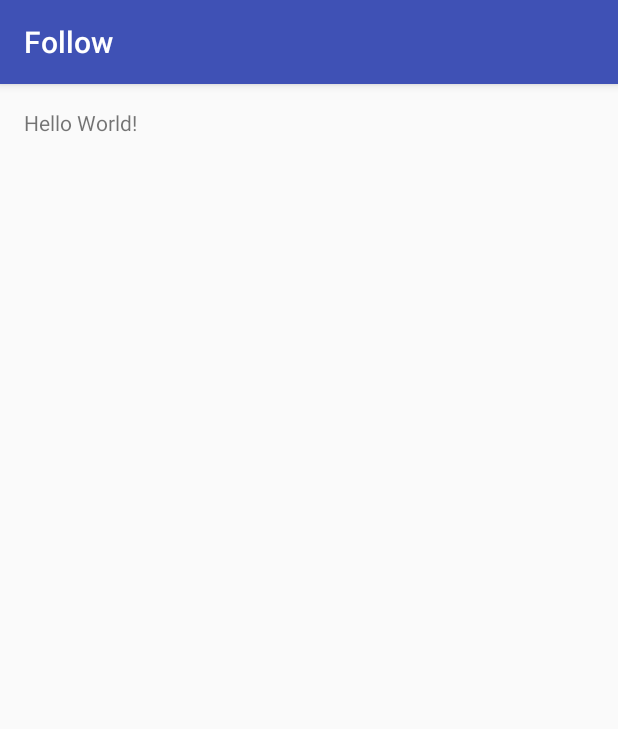
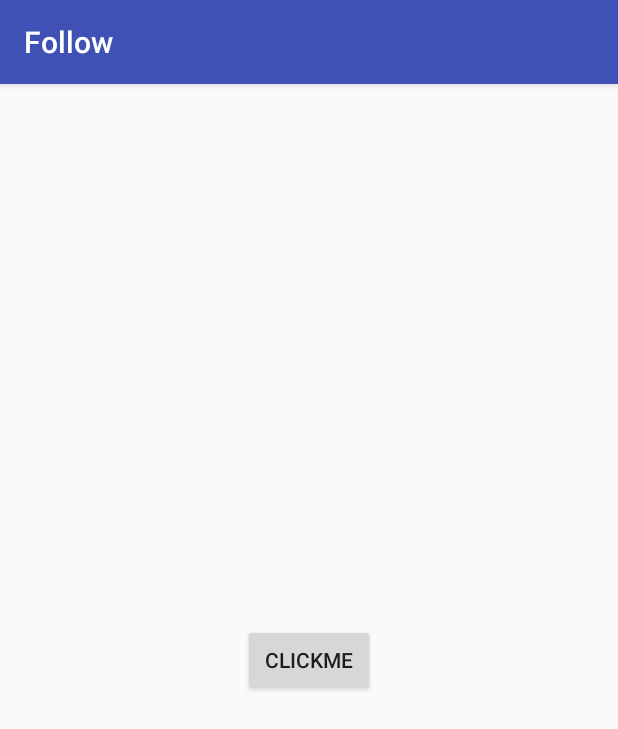
Before and after one commit to kiraryb/Follow, an Android app: the screen it shows after launch (MainActivity), on a phone screen of 412 x 824 dp. Shown: the top 729 px of the screen. Run offline under Robolectric (Android 15) with nearby library versions, the phone set to English and light mode, and no system bars.

Commit message:
hello world

```diff
--- a/app/src/main/java/com/example/kira/follow/MainActivity.java
+++ b/app/src/main/java/com/example/kira/follow/MainActivity.java
@@ -2,12 +2,26 @@ package com.example.kira.follow;
 
 import android.support.v7.app.AppCompatActivity;
 import android.os.Bundle;
+import android.view.View;
+import android.widget.Button;
+import android.widget.TextView;
 
 public class MainActivity extends AppCompatActivity {
+
+    Button btn;
+    TextView tv;
 
     @Override
     protected void onCreate(Bundle savedInstanceState) {
         super.onCreate(savedInstanceState);
         setContentView(R.layout.activity_main);
+        tv = (TextView)findViewById(R.id.textView);
+        btn = (Button)findViewById(R.id.button);
+        btn.setOnClickListener(new View.OnClickListener() {
+            @Override
+            public void onClick(View v) {
+                tv.setText("Hello world!");
+            }
+        });
     }
 }
--- a/app/src/main/res/layout/activity_main.xml
+++ b/app/src/main/res/layout/activity_main.xml
@@ -12,5 +12,17 @@
     <TextView
         android:layout_width="wrap_content"
         android:layout_height="wrap_content"
-        android:text="Hello World!" />
+        android:layout_above="@+id/button"
+        android:layout_centerHorizontal="true"
+        android:layout_marginBottom="41dp"
+        android:textSize="15dp"
+        android:id="@+id/textView" />
+
+    <Button
+        android:layout_width="wrap_content"
+        android:layout_height="wrap_content"
+        android:text="ClickMe"
+        android:id="@+id/button"
+        android:layout_centerVertical="true"
+        android:layout_centerHorizontal="true" />
 </RelativeLayout>
```
